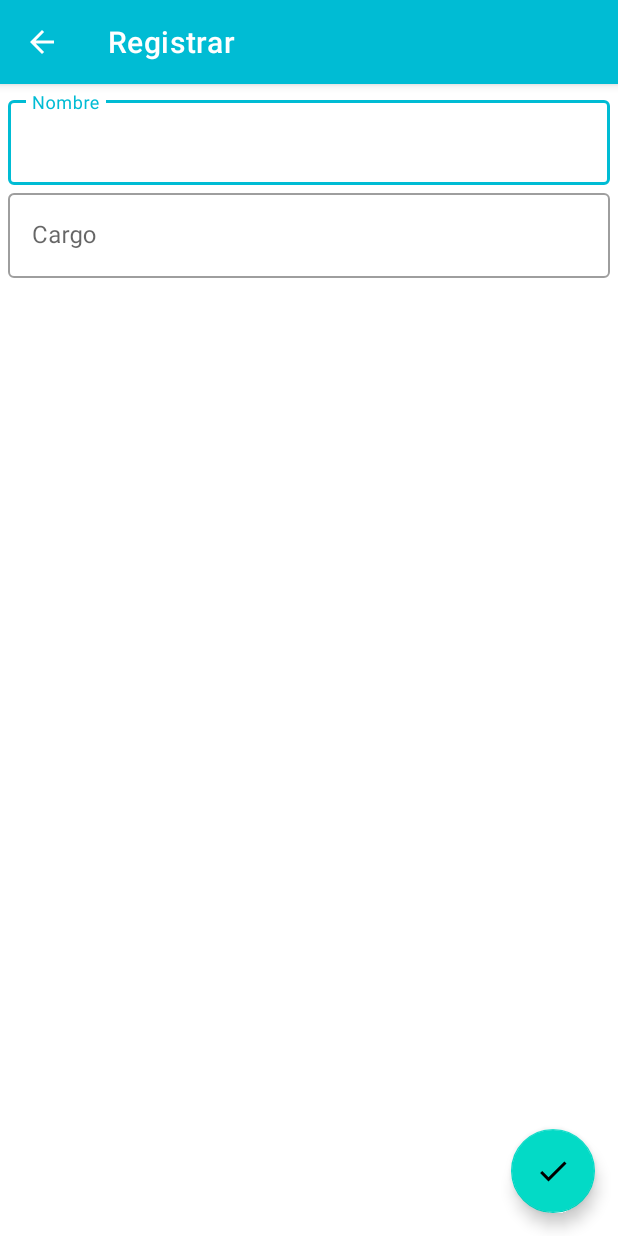
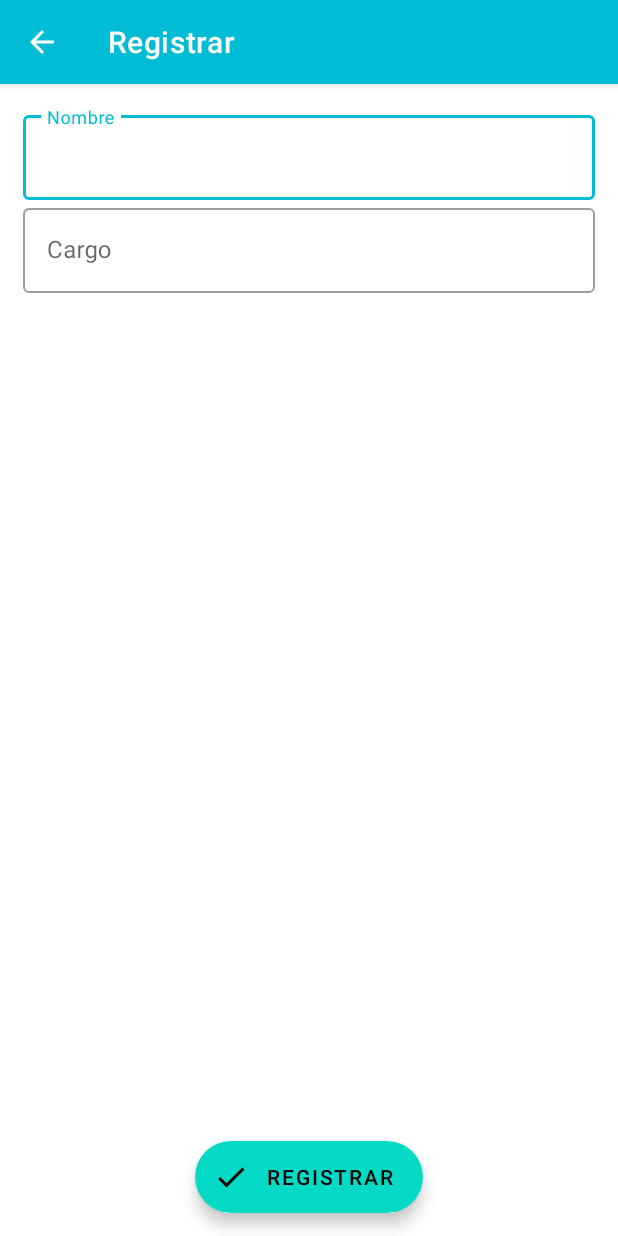
Before and after one commit to irvinjoao19/Sapia, an Android app: the screen it shows after launch (RegisterPersonalActivity), after a tap on an icon or button, on a phone screen of 412 x 824 dp. Run offline under Robolectric (Android 15) with nearby library versions, the phone set to English and light mode, and no system bars; our stand-ins replace ButterKnife, Room's generated code, RxJava; libraries missing offline, so code that uses them is left out: com.jakewharton.retrofit2; 2 statements that could not run were skipped.

Commit message:
irvin changes

```diff
--- a/app/src/main/java/com/dsige/sapia/context/dao/ConfigurationDao.java
+++ b/app/src/main/java/com/dsige/sapia/context/dao/ConfigurationDao.java
@@ -38,4 +38,7 @@ public interface ConfigurationDao {
     @Query("SELECT * FROM Personal")
     LiveData<List<Personal>> getPersonal();
 
+    @Delete
+    void deletePersonal(Personal p);
+
 }
--- a/app/src/main/java/com/dsige/sapia/context/repository/RoomRepository.java
+++ b/app/src/main/java/com/dsige/sapia/context/repository/RoomRepository.java
@@ -1,5 +1,6 @@
 package com.dsige.sapia.context.repository;
 
+import android.app.Application;
 import android.content.Context;
 import android.util.Log;
 
@@ -13,9 +14,7 @@ import com.dsige.sapia.model.Usuario;
 import java.util.ArrayList;
 import java.util.List;
 
-import androidx.annotation.NonNull;
 import androidx.lifecycle.LifecycleOwner;
-import androidx.lifecycle.LifecycleRegistry;
 import androidx.lifecycle.LiveData;
 import io.reactivex.Completable;
 import io.reactivex.CompletableObserver;
@@ -24,33 +23,17 @@ import io.reactivex.android.schedulers.AndroidSchedulers;
 import io.reactivex.disposables.Disposable;
 import io.reactivex.schedulers.Schedulers;
 
-public class RoomRepository extends LifecycleRegistry {
+public class RoomRepository {
 
     private AppDataBase appDataBase;
-    private LifecycleOwner provider;
 
-    /**
-     * Creates a new LifecycleRegistry for the given provider.
-     * <p>
-     * You should usually create this inside your LifecycleOwner class's constructor and hold
-     * onto the same instance.
-     *
-     * @param provider The owner LifecycleOwner
-     */
-    public RoomRepository(@NonNull LifecycleOwner provider, Context context) {
-        super(provider);
-        this.provider = provider;
-        this.appDataBase = AppDataBase.getDatabase(context);
+    public RoomRepository(Application application) {
+        this.appDataBase = AppDataBase.getDatabase(application);
     }
-
-//    public RoomRepository(Context context) {
-//        this.appDataBase = AppDataBase.getDatabase(context);
-//    }
 
     public void closeRoom() {
         appDataBase.close();
     }
-
 
     public void insertUser(Usuario user) {
         Completable.fromAction(() -> appDataBase.userDao().insertUserTask(user))
@@ -119,10 +102,10 @@ public class RoomRepository extends LifecycleRegistry {
         return appDataBase.configurationDao().getRegistro(id);
     }
 
-    public Completable insertRegisterWithDetail(int id, SapiaRegistroDetalle d) {
+    public Completable insertRegisterWithDetail(LifecycleOwner owner, int id, SapiaRegistroDetalle d) {
         return Completable.fromAction(() -> {
             LiveData<SapiaRegistro> registro = appDataBase.configurationDao().getRegistro(id);
-            registro.observe(provider, s -> {
+            registro.observe(owner, s -> {
                 List<SapiaRegistroDetalle> sapiaRegistroDetalles = new ArrayList<>();
                 sapiaRegistroDetalles.add(d);
                 s.setSapiaRegistroDetalles(sapiaRegistroDetalles);
@@ -141,4 +124,8 @@ public class RoomRepository extends LifecycleRegistry {
         return Completable.fromAction(() -> appDataBase.configurationDao().insertPersonal(p));
     }
 
+    public Completable deletePersonal(Personal p) {
+        return Completable.fromAction(() -> appDataBase.configurationDao().deletePersonal(p));
+    }
+
 }
--- a/app/src/main/java/com/dsige/sapia/ui/activities/RegisterPersonalActivity.java
+++ b/app/src/main/java/com/dsige/sapia/ui/activities/RegisterPersonalActivity.java
@@ -13,7 +13,7 @@ import com.dsige.sapia.R;
 import com.dsige.sapia.helper.Permission;
 import com.dsige.sapia.helper.Util;
 import com.dsige.sapia.model.Personal;
-import com.google.android.material.floatingactionbutton.FloatingActionButton;
+import com.google.android.material.floatingactionbutton.ExtendedFloatingActionButton;
 import com.google.android.material.textfield.TextInputEditText;
 import com.google.gson.Gson;
 
@@ -49,7 +49,7 @@ public class RegisterPersonalActivity extends AppCompatActivity implements View.
     TextInputEditText editTextCargo;
 
     @BindView(R.id.fabRegister)
-    FloatingActionButton fabRegister;
+    ExtendedFloatingActionButton fabRegister;
     @BindView(R.id.toolbar)
     Toolbar toolbar;
 
--- a/app/src/main/java/com/dsige/sapia/ui/adapters/PersonalAdapter.java
+++ b/app/src/main/java/com/dsige/sapia/ui/adapters/PersonalAdapter.java
@@ -68,10 +68,16 @@ public class PersonalAdapter extends RecyclerView.Adapter<PersonalAdapter.ViewHo
             textViewName.setText(p.getNombrePersonal().toUpperCase());
             textViewAddress.setText(p.getNombreCargo());
             itemView.setOnClickListener(view -> listener.onItemClick(p, view, getAdapterPosition()));
+            itemView.setOnLongClickListener(v -> {
+                listener.onLongClick(p, v, getAdapterPosition());
+                return true;
+            });
         }
     }
 
     public interface OnItemClickListener {
         void onItemClick(Personal p, View v, int position);
+
+        void onLongClick(Personal p, View v, int position);
     }
 }
--- a/app/src/main/res/layout/activity_register_personal.xml
+++ b/app/src/main/res/layout/activity_register_personal.xml
@@ -19,40 +19,43 @@
         <LinearLayout
             android:layout_width="match_parent"
             android:layout_height="match_parent"
-            android:layout_margin="5sp"
+            android:layout_margin="15sp"
             android:orientation="vertical">
 
             <com.google.android.material.textfield.TextInputLayout
                 style="@style/Widget.MaterialComponents.TextInputLayout.OutlinedBox"
                 android:layout_width="match_parent"
                 android:layout_height="wrap_content"
-                android:hint="Nombre">
+                android:hint="@string/nombre">
 
                 <com.google.android.material.textfield.TextInputEditText
                     android:id="@+id/editTextNombre"
                     android:layout_width="match_parent"
-                    android:layout_height="wrap_content" />
+                    android:layout_height="wrap_content"
+                    android:inputType="text" />
             </com.google.android.material.textfield.TextInputLayout>
 
             <com.google.android.material.textfield.TextInputLayout
                 style="@style/Widget.MaterialComponents.TextInputLayout.OutlinedBox"
                 android:layout_width="match_parent"
                 android:layout_height="wrap_content"
-                android:hint="Cargo">
+                android:hint="@string/cargo">
 
                 <com.google.android.material.textfield.TextInputEditText
                     android:id="@+id/editTextCargo"
                     android:layout_width="match_parent"
-                    android:layout_height="wrap_content" />
+                    android:layout_height="wrap_content"
+                    android:inputType="text" />
             </com.google.android.material.textfield.TextInputLayout>
         </LinearLayout>
     </LinearLayout>
 
-    <com.google.android.material.floatingactionbutton.FloatingActionButton
+    <com.google.android.material.floatingactionbutton.ExtendedFloatingActionButton
         android:id="@+id/fabRegister"
-        android:layout_width="match_parent"
+        android:layout_width="wrap_content"
         android:layout_height="wrap_content"
-        android:layout_gravity="end|bottom"
+        android:layout_gravity="center|bottom"
         android:layout_margin="15sp"
-        android:src="@drawable/ic_check" />
+        android:text="@string/registrar"
+        app:icon="@drawable/ic_check" />
 </FrameLayout>
--- a/app/src/main/res/values/colors.xml
+++ b/app/src/main/res/values/colors.xml
@@ -10,8 +10,6 @@
     <color name="secondary_text">#757575</color>
     <color name="icons">#FFFFFF</color>
     <color name="divider">#BDBDBD</color>
-
-
 
 
     <color name="colorBlack">#000</color>
--- a/app/src/main/res/values/strings.xml
+++ b/app/src/main/res/values/strings.xml
@@ -45,4 +45,7 @@
     <string name="description_message">Estas seguro de salir ?</string>
     <string name="singin">Login</string>
     <string name="compatible_device">Dispositivo no compatible para esta opción</string>
+    <string name="nombre">Nombre</string>
+    <string name="cargo">Cargo</string>
+    <string name="registrar">Registrar</string>
 </resources>
```
Also changed, not shown: app/build.gradle (+7 -4 lines), app/src/main/java/com/dsige/sapia/context/room/RoomViewModel.java (added, +84 -0 lines), app/src/main/java/com/dsige/sapia/ui/activities/LoginActivity.java (+8 -7 lines), app/src/main/java/com/dsige/sapia/ui/activities/MainActivity.java (+10 -9 lines), app/src/main/java/com/dsige/sapia/ui/activities/PersonalActivity.java (+51 -10 lines), app/src/main/java/com/dsige/sapia/ui/fragments/GeneralFragment.java (+6 -8 lines), app/src/main/res/layout/cardview_personal.xml (+18 -9 lines).
